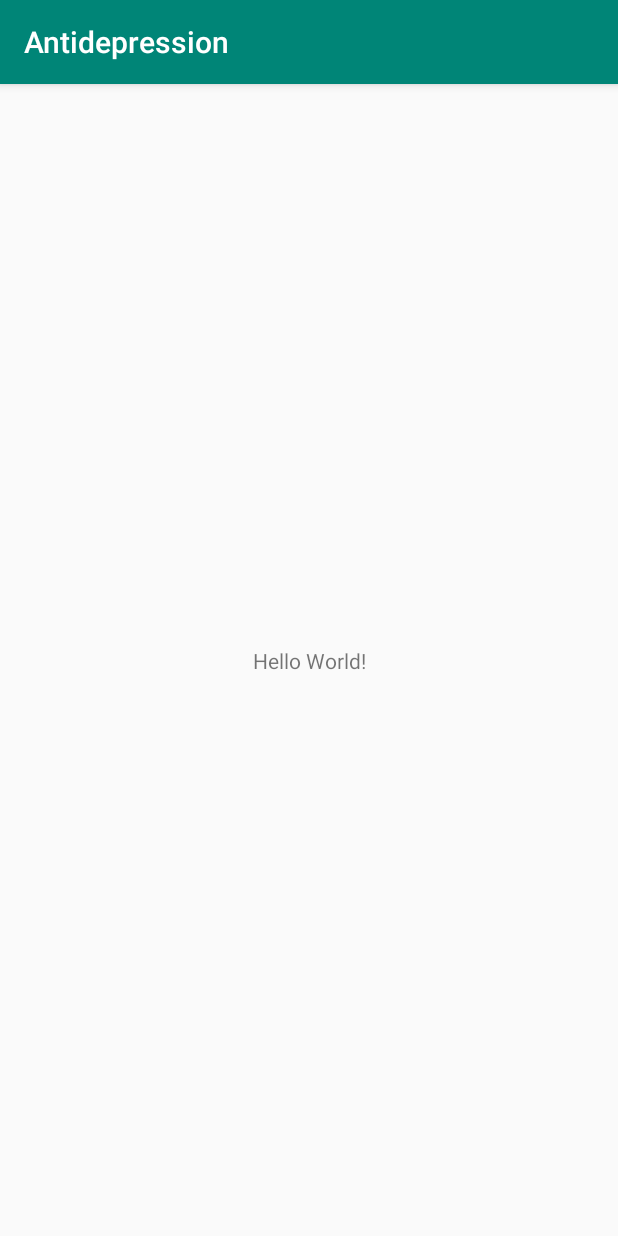
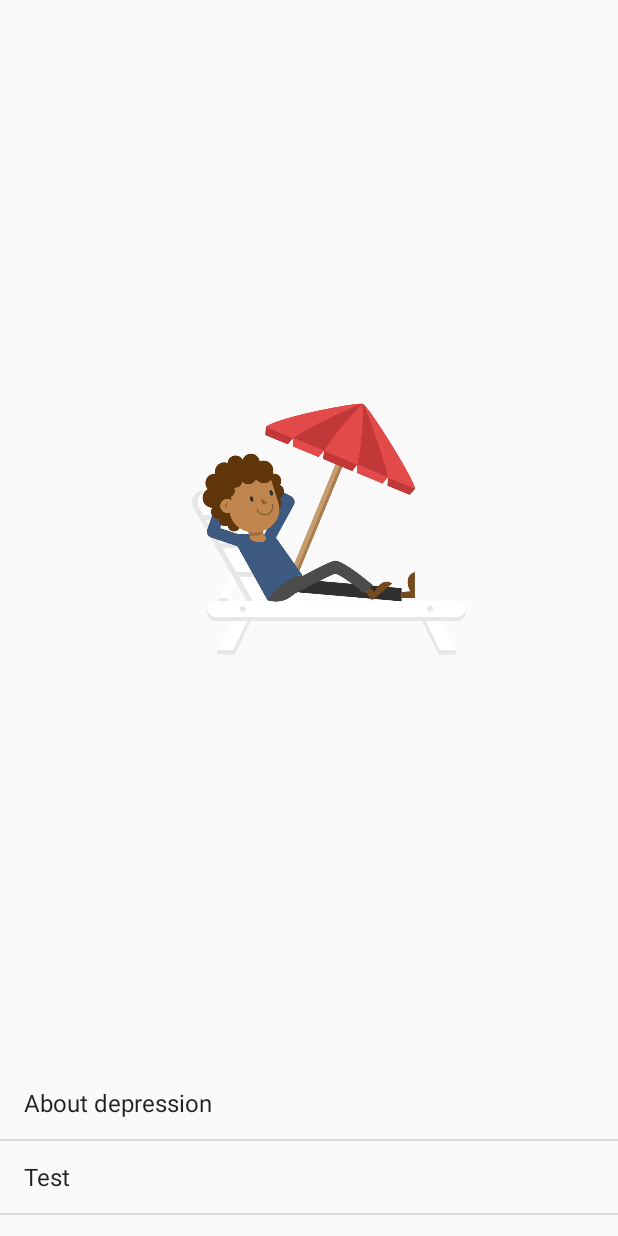
Before and after one commit to Zharkovsky/Antidepression, an Android app: the screen it shows after launch (MainActivity), on a phone screen of 412 x 824 dp. Run offline under Robolectric (Android 15) with nearby library versions, the phone set to English and light mode, and no system bars.

Commit message:
Main activity with menu

```diff
--- a/app/src/main/java/com/example/antidepression/MainActivity.java
+++ b/app/src/main/java/com/example/antidepression/MainActivity.java
@@ -1,14 +1,71 @@
 package com.example.antidepression;
 
-import androidx.appcompat.app.AppCompatActivity;
 
+import android.app.ListActivity;
+import android.content.Context;
+import android.content.Intent;
+import android.content.SharedPreferences;
+import android.net.Uri;
 import android.os.Bundle;
+import android.view.View;
+import android.widget.AdapterView;
+import android.widget.ArrayAdapter;
+import android.widget.ImageView;
+import android.widget.Switch;
+import android.widget.Toast;
 
-public class MainActivity extends AppCompatActivity {
+public class MainActivity extends ListActivity {
+    String[] activities = {"About depression", "Test", "Advices", "Thought catalog", "Music relaxion", "Pleasure therapy"};
 
     @Override
     protected void onCreate(Bundle savedInstanceState) {
         super.onCreate(savedInstanceState);
         setContentView(R.layout.activity_main);
+
+        // создаем адаптер
+        ArrayAdapter<String> adapter = new ArrayAdapter<>(this,
+                android.R.layout.simple_list_item_1, activities);
+        setListAdapter(adapter);
+
+        AdapterView.OnItemClickListener itemListener = new AdapterView.OnItemClickListener() {
+            @Override
+            public void onItemClick(AdapterView<?> parent, View v, int position, long id) {
+                String selectedItem = parent.getItemAtPosition(position).toString();
+                Intent intent;
+                switch(selectedItem){
+//                    case "About depression":
+//                        intent = new Intent(getApplicationContext(), AboutDepressionActivity.class);
+//                        break;
+//                    case "Test":
+//                        intent = new Intent(getApplicationContext(), TestActivity.class);
+//                        break;
+//                    case "Advices":
+//                        intent = new Intent(getApplicationContext(), AdviceScreenSlidePagerActivity.class);
+//                        break;
+//                    case "Thought catalog":
+//                        intent = new Intent(getApplicationContext(), NotesActivity.class);
+//                        break;
+//                    case "Music relaxion":
+//                        intent = new Intent(getApplicationContext(), AudioActivity.class);
+//                        break;
+//                    case "Pleasure therapy":
+//                        intent = new Intent(getApplicationContext(), PleasureActivity.class);
+//                        break;
+                    default:
+                        intent = new Intent(getApplicationContext(), MainActivity.class);
+                        break;
+                }
+                if(intent != null){
+                    startActivity(intent);
+                }
+                Toast.makeText(getApplicationContext(), "Был выбран пункт " +
+                        selectedItem, Toast.LENGTH_SHORT).show();
+            }
+        };
+        getListView().setOnItemClickListener(itemListener);
+
+        ImageView img= findViewById(R.id.imageView);
+        Uri uri = Uri.parse("android.resource://"+getPackageName()+"/"+R.raw.main_image);
+        img.setImageURI(uri);
     }
 }
--- a/app/src/main/res/layout/activity_main.xml
+++ b/app/src/main/res/layout/activity_main.xml
@@ -1,18 +1,31 @@
 <?xml version="1.0" encoding="utf-8"?>
-<androidx.constraintlayout.widget.ConstraintLayout xmlns:android="http://schemas.android.com/apk/res/android"
+<LinearLayout xmlns:android="http://schemas.android.com/apk/res/android"
     xmlns:app="http://schemas.android.com/apk/res-auto"
-    xmlns:tools="http://schemas.android.com/tools"
+    android:id="@+id/activity_main"
     android:layout_width="match_parent"
-    android:layout_height="match_parent"
-    tools:context=".MainActivity">
+    android:layout_height="wrap_content"
+    android:orientation="vertical" >
 
     <TextView
-        android:layout_width="wrap_content"
-        android:layout_height="wrap_content"
-        android:text="Hello World!"
-        app:layout_constraintBottom_toBottomOf="parent"
-        app:layout_constraintLeft_toLeftOf="parent"
-        app:layout_constraintRight_toRightOf="parent"
-        app:layout_constraintTop_toTopOf="parent" />
+        android:id="@+id/textView"
+        android:layout_width="match_parent"
+        android:layout_height="0dp"
+        android:layout_weight="1"
+        android:gravity="center_vertical|right"
+        android:text="Antidepression app"
+        android:textAlignment="center"
+        android:textSize="32dp" />
 
-</androidx.constraintlayout.widget.ConstraintLayout>
+
+    <ImageView
+        android:id="@+id/imageView"
+        android:layout_width="match_parent"
+        android:layout_height="0dp"
+        android:layout_weight="2" />
+
+    <ListView
+        android:id="@android:id/list"
+        android:layout_width="match_parent"
+        android:layout_height="0dp"
+        android:layout_weight="3"/>
+</LinearLayout>
```
Also changed, not shown: app/src/main/res/raw/main_image.png (added).
